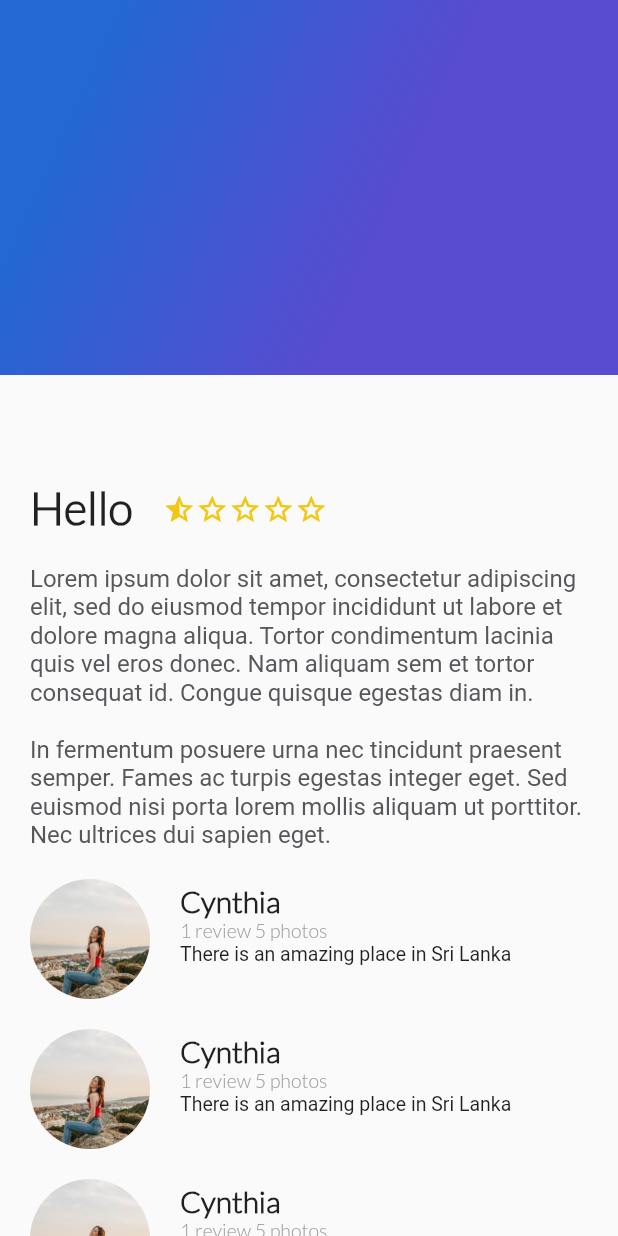
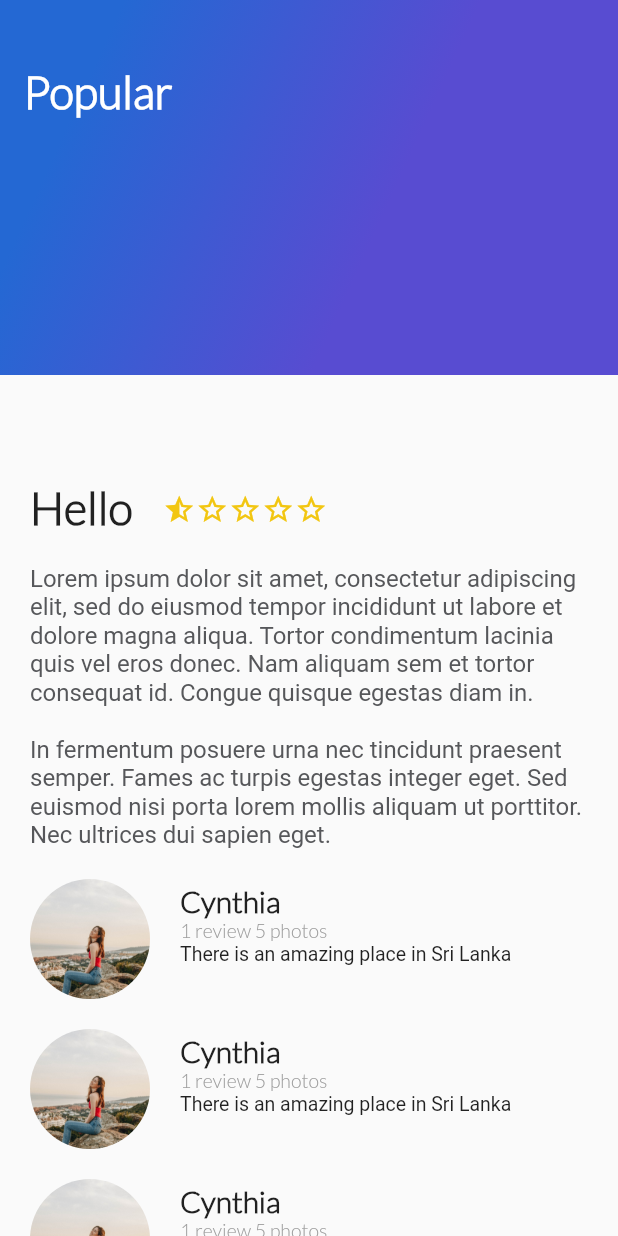
Before and after one commit to HectorMtz22/probando-flutter, a Flutter app: the screen it shows after launch, on a phone screen of 412 x 824 dp. Run offline on Flutter 3.47's test engine with Material 2 defaults, Android fonts, the phone set to English and light mode, and no system bars.

Commit message:
Add the title on Gradient Widget

```diff
--- a/lib/gradient_back.dart
+++ b/lib/gradient_back.dart
@@ -1,7 +1,8 @@
 import 'package:flutter/material.dart';
 
 class GradientBack extends StatelessWidget {
-  const GradientBack({Key? key}) : super(key: key);
+  final String title;
+  const GradientBack({this.title = 'Popular', Key? key}) : super(key: key);
 
   @override
   Widget build(BuildContext context) {
@@ -17,6 +18,15 @@ class GradientBack extends StatelessWidget {
               end: FractionalOffset(1.0, 0.6),
               stops: [0.0, 0.6],
               tileMode: TileMode.clamp)),
+      alignment: const Alignment(-0.9, -0.6),
+      child: Text(
+        title,
+        style: const TextStyle(
+            color: Colors.white,
+            fontSize: 30,
+            fontWeight: FontWeight.bold,
+            fontFamily: 'Lato'),
+      ),
     );
   }
 }
```
